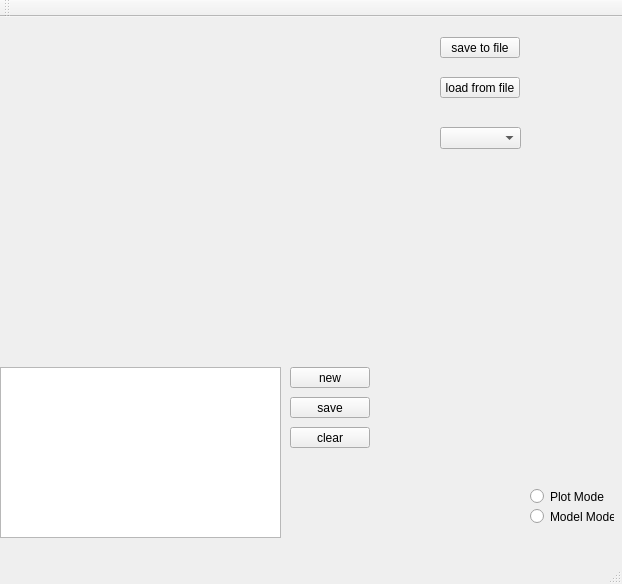
Old version of the form mainwindow.ui in the repository EliseAzure/expertModule1.
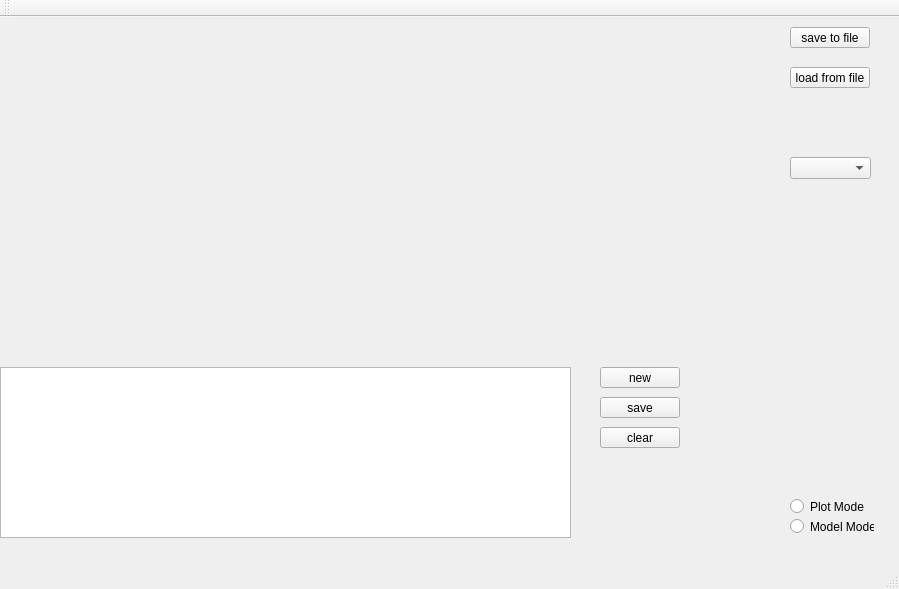
New version of the form. Custom widgets are drawn as their Qt base class.

```diff
--- a/mainwindow.ui
+++ b/mainwindow.ui
@@ -6,8 +6,8 @@
    <rect>
     <x>0</x>
     <y>0</y>
-    <width>622</width>
-    <height>584</height>
+    <width>899</width>
+    <height>589</height>
    </rect>
   </property>
   <property name="windowTitle">
@@ -19,7 +19,7 @@
      <rect>
       <x>0</x>
       <y>0</y>
-      <width>431</width>
+      <width>681</width>
       <height>341</height>
      </rect>
     </property>
@@ -27,8 +27,8 @@
    <widget class="QPushButton" name="button_save_to_file">
     <property name="geometry">
      <rect>
-      <x>440</x>
-      <y>20</y>
+      <x>790</x>
+      <y>10</y>
       <width>80</width>
       <height>21</height>
      </rect>
@@ -40,8 +40,8 @@
    <widget class="QPushButton" name="button_load_from_file">
     <property name="geometry">
      <rect>
-      <x>440</x>
-      <y>60</y>
+      <x>790</x>
+      <y>50</y>
       <width>80</width>
       <height>21</height>
      </rect>
@@ -53,8 +53,8 @@
    <widget class="QComboBox" name="model_list">
     <property name="geometry">
      <rect>
-      <x>440</x>
-      <y>110</y>
+      <x>790</x>
+      <y>140</y>
       <width>81</width>
       <height>22</height>
      </rect>
@@ -63,7 +63,7 @@
    <widget class="QPushButton" name="button_save_model">
     <property name="geometry">
      <rect>
-      <x>290</x>
+      <x>600</x>
       <y>380</y>
       <width>80</width>
       <height>21</height>
@@ -78,7 +78,7 @@
      <rect>
       <x>0</x>
       <y>350</y>
-      <width>281</width>
+      <width>571</width>
       <height>171</height>
      </rect>
     </property>
@@ -92,7 +92,7 @@
    <widget class="QPushButton" name="button_new">
     <property name="geometry">
      <rect>
-      <x>290</x>
+      <x>600</x>
       <y>350</y>
       <width>80</width>
       <height>21</height>
@@ -105,7 +105,7 @@
    <widget class="QPushButton" name="button_clear_model">
     <property name="geometry">
      <rect>
-      <x>290</x>
+      <x>600</x>
       <y>410</y>
       <width>80</width>
       <height>21</height>
@@ -118,8 +118,8 @@
    <widget class="QRadioButton" name="plot_mode">
     <property name="geometry">
      <rect>
-      <x>530</x>
-      <y>470</y>
+      <x>790</x>
+      <y>480</y>
       <width>84</width>
       <height>19</height>
      </rect>
@@ -131,8 +131,8 @@
    <widget class="QRadioButton" name="model_mode">
     <property name="geometry">
      <rect>
-      <x>530</x>
-      <y>490</y>
+      <x>790</x>
+      <y>500</y>
       <width>84</width>
       <height>19</height>
      </rect>
@@ -141,6 +141,19 @@
      <string>Model Mode</string>
     </property>
    </widget>
+   <widget class="QLabel" name="model_text">
+    <property name="geometry">
+     <rect>
+      <x>790</x>
+      <y>110</y>
+      <width>81</width>
+      <height>16</height>
+     </rect>
+    </property>
+    <property name="text">
+     <string/>
+    </property>
+   </widget>
   </widget>
   <widget class="QMenuBar" name="menuBar">
    <property name="geometry">
```
Left out of the diff: 2 changed lines with no effect on the pictures.
